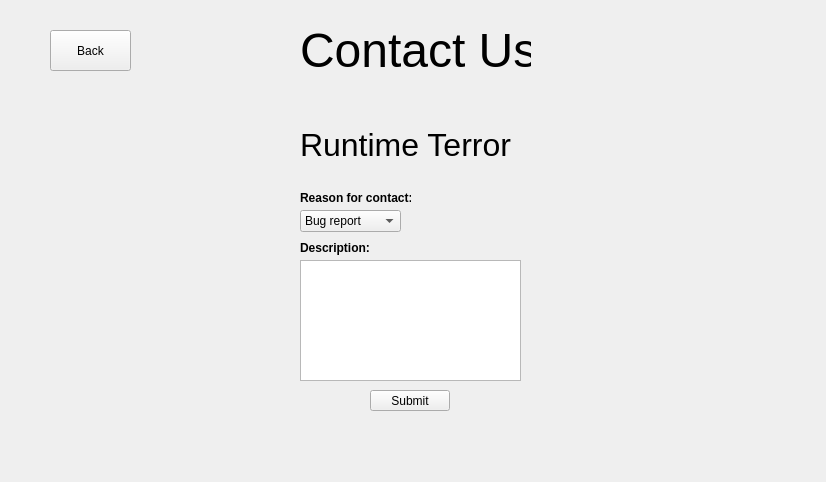
The window that EuropeanVacation/mainwindow.ui (Sakezone/CS1D-Project) describes before a commit, drawn with Qt 5.
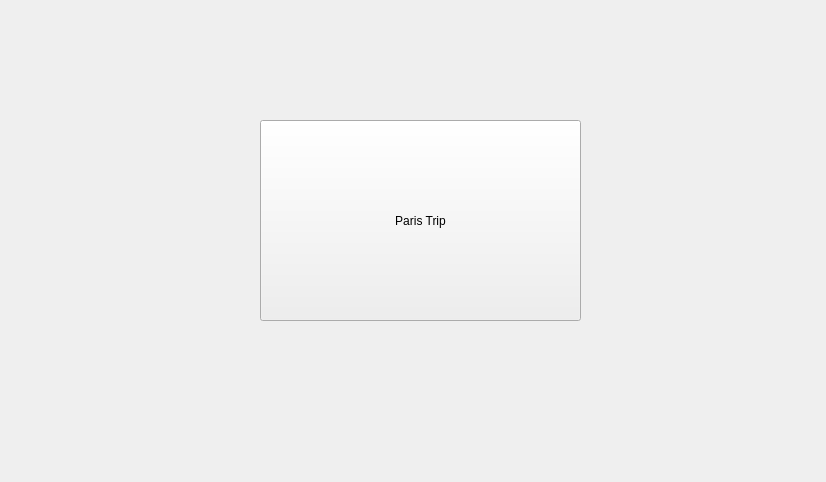
The same window after the commit.

Diff of the .ui file:
```diff
--- a/EuropeanVacation/mainwindow.ui
+++ b/EuropeanVacation/mainwindow.ui
@@ -24,7 +24,7 @@
      </rect>
     </property>
     <property name="currentIndex">
-     <number>1</number>
+     <number>3</number>
     </property>
     <widget class="QWidget" name="login_page">
      <widget class="QWidget" name="verticalLayoutWidget">
@@ -263,6 +263,21 @@
       </layout>
      </widget>
     </widget>
+    <widget class="QWidget" name="planTrip_Page">
+     <widget class="QPushButton" name="parisTrip_pushButton">
+      <property name="geometry">
+       <rect>
+        <x>250</x>
+        <y>110</y>
+        <width>321</width>
+        <height>201</height>
+       </rect>
+      </property>
+      <property name="text">
+       <string>Paris Trip</string>
+      </property>
+     </widget>
+    </widget>
     <widget class="QWidget" name="viewCitiesAndFoods_page">
      <widget class="QTableView" name="userViewCities_tableView">
       <property name="geometry">
```
